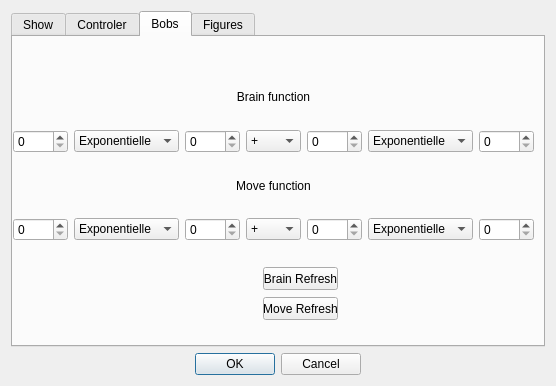
Before: the Qt Designer form view/Settings.ui in yetanotherf0rked/3a_bobbar, drawn with Qt 5.
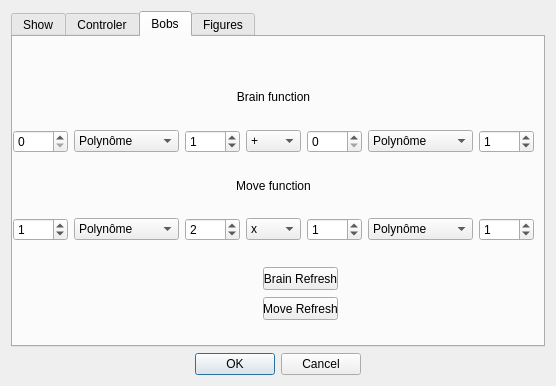
After: the same form once the commit is applied.

Commit message: valeurs par defauts

What changed in the file:
```diff
--- a/view/Settings.ui
+++ b/view/Settings.ui
@@ -160,6 +160,9 @@
           </item>
           <item>
            <widget class="QComboBox" name="brain_function0">
+            <property name="currentIndex">
+             <number>2</number>
+            </property>
             <item>
              <property name="text">
               <string>Exponentielle</string>
@@ -178,7 +181,11 @@
            </widget>
           </item>
           <item>
-           <widget class="QSpinBox" name="brain_coeff1"/>
+           <widget class="QSpinBox" name="brain_coeff1">
+            <property name="value">
+             <number>1</number>
+            </property>
+           </widget>
           </item>
           <item>
            <widget class="QComboBox" name="brain_function1">
@@ -209,6 +216,9 @@
           </item>
           <item>
            <widget class="QComboBox" name="brain_function2">
+            <property name="currentIndex">
+             <number>2</number>
+            </property>
             <item>
              <property name="text">
               <string>Exponentielle</string>
@@ -227,7 +237,11 @@
            </widget>
           </item>
           <item>
-           <widget class="QSpinBox" name="brain_coeff3"/>
+           <widget class="QSpinBox" name="brain_coeff3">
+            <property name="value">
+             <number>1</number>
+            </property>
+           </widget>
           </item>
          </layout>
         </item>
@@ -244,10 +258,20 @@
         <item>
          <layout class="QHBoxLayout" name="move_consommation_layout">
           <item>
-           <widget class="QSpinBox" name="move_coeff0"/>
+           <widget class="QSpinBox" name="move_coeff0">
+            <property name="value">
+             <number>1</number>
+            </property>
+           </widget>
           </item>
           <item>
            <widget class="QComboBox" name="move_function0">
+            <property name="currentText">
+             <string>Polynôme</string>
+            </property>
+            <property name="currentIndex">
+             <number>2</number>
+            </property>
             <item>
              <property name="text">
               <string>Exponentielle</string>
@@ -266,10 +290,17 @@
            </widget>
           </item>
           <item>
-           <widget class="QSpinBox" name="move_coeff1"/>
+           <widget class="QSpinBox" name="move_coeff1">
+            <property name="value">
+             <number>2</number>
+            </property>
+           </widget>
           </item>
           <item>
            <widget class="QComboBox" name="move_function1">
+            <property name="currentIndex">
+             <number>2</number>
+            </property>
             <item>
              <property name="text">
               <string>+</string>
@@ -293,10 +324,17 @@
            </widget>
           </item>
           <item>
-           <widget class="QSpinBox" name="move_coeff2"/>
+           <widget class="QSpinBox" name="move_coeff2">
+            <property name="value">
+             <number>1</number>
+            </property>
+           </widget>
           </item>
           <item>
            <widget class="QComboBox" name="move_function2">
+            <property name="currentIndex">
+             <number>2</number>
+            </property>
             <item>
              <property name="text">
               <string>Exponentielle</string>
@@ -315,7 +353,11 @@
            </widget>
           </item>
           <item>
-           <widget class="QSpinBox" name="move_coeff3"/>
+           <widget class="QSpinBox" name="move_coeff3">
+            <property name="value">
+             <number>1</number>
+            </property>
+           </widget>
           </item>
          </layout>
         </item>
```
The commit also changes 2 other files.
